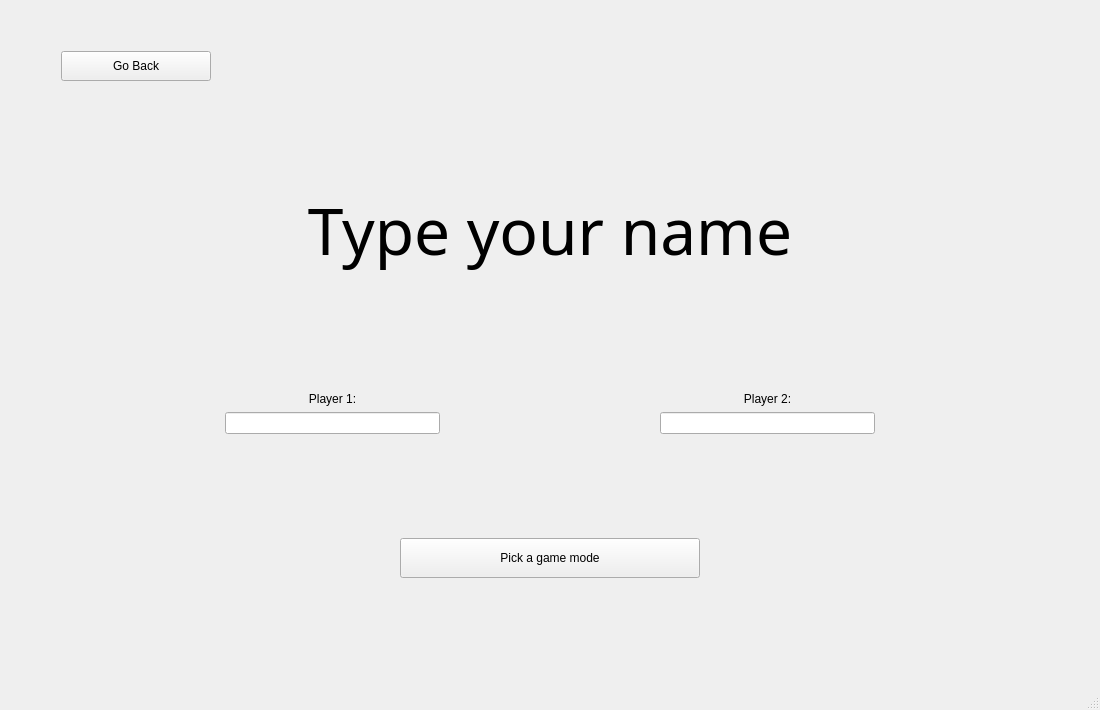
Old version of the form GUI/Name2PlayersWindow.ui in the repository Offuru/Left-4-Code.
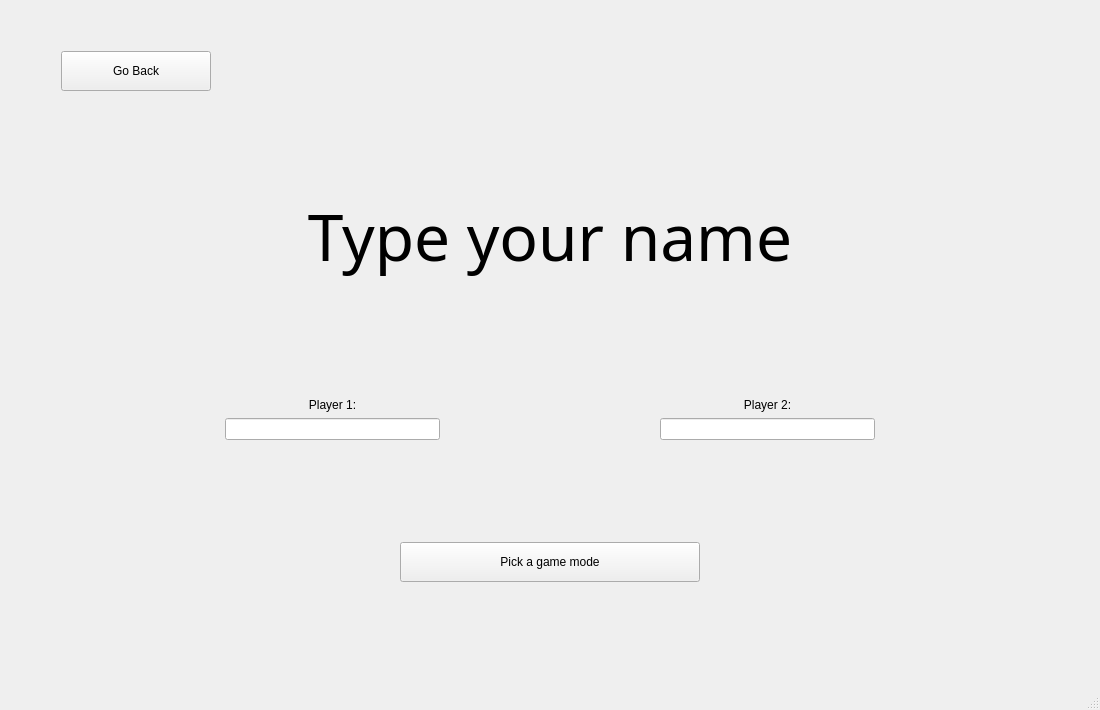
New version of the form.

The edit to the form file:
```diff
--- a/GUI/Name2PlayersWindow.ui
+++ b/GUI/Name2PlayersWindow.ui
@@ -38,7 +38,7 @@
         <property name="minimumSize">
          <size>
           <width>150</width>
-          <height>30</height>
+          <height>40</height>
          </size>
         </property>
         <property name="text">
@@ -154,7 +154,26 @@
          </widget>
         </item>
         <item>
-         <widget class="QLineEdit" name="player1NameLineEdit"/>
+         <widget class="QLineEdit" name="player1NameLineEdit">
+          <property name="sizePolicy">
+           <sizepolicy hsizetype="Expanding" vsizetype="Preferred">
+            <horstretch>0</horstretch>
+            <verstretch>0</verstretch>
+           </sizepolicy>
+          </property>
+          <property name="minimumSize">
+           <size>
+            <width>0</width>
+            <height>0</height>
+           </size>
+          </property>
+          <property name="maximumSize">
+           <size>
+            <width>16777215</width>
+            <height>247</height>
+           </size>
+          </property>
+         </widget>
         </item>
        </layout>
       </item>
@@ -184,7 +203,26 @@
          </widget>
         </item>
         <item>
-         <widget class="QLineEdit" name="player2NameLineEdit"/>
+         <widget class="QLineEdit" name="player2NameLineEdit">
+          <property name="sizePolicy">
+           <sizepolicy hsizetype="Expanding" vsizetype="Preferred">
+            <horstretch>0</horstretch>
+            <verstretch>0</verstretch>
+           </sizepolicy>
+          </property>
+          <property name="minimumSize">
+           <size>
+            <width>0</width>
+            <height>0</height>
+           </size>
+          </property>
+          <property name="maximumSize">
+           <size>
+            <width>16777215</width>
+            <height>300</height>
+           </size>
+          </property>
+         </widget>
         </item>
        </layout>
       </item>
```
